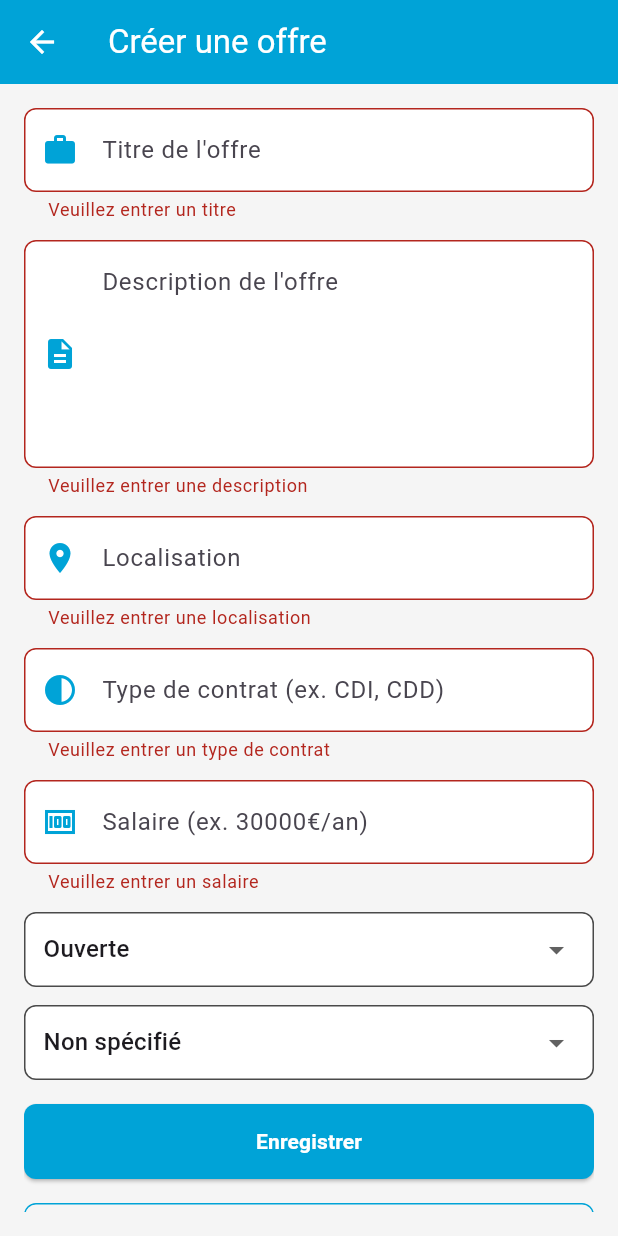
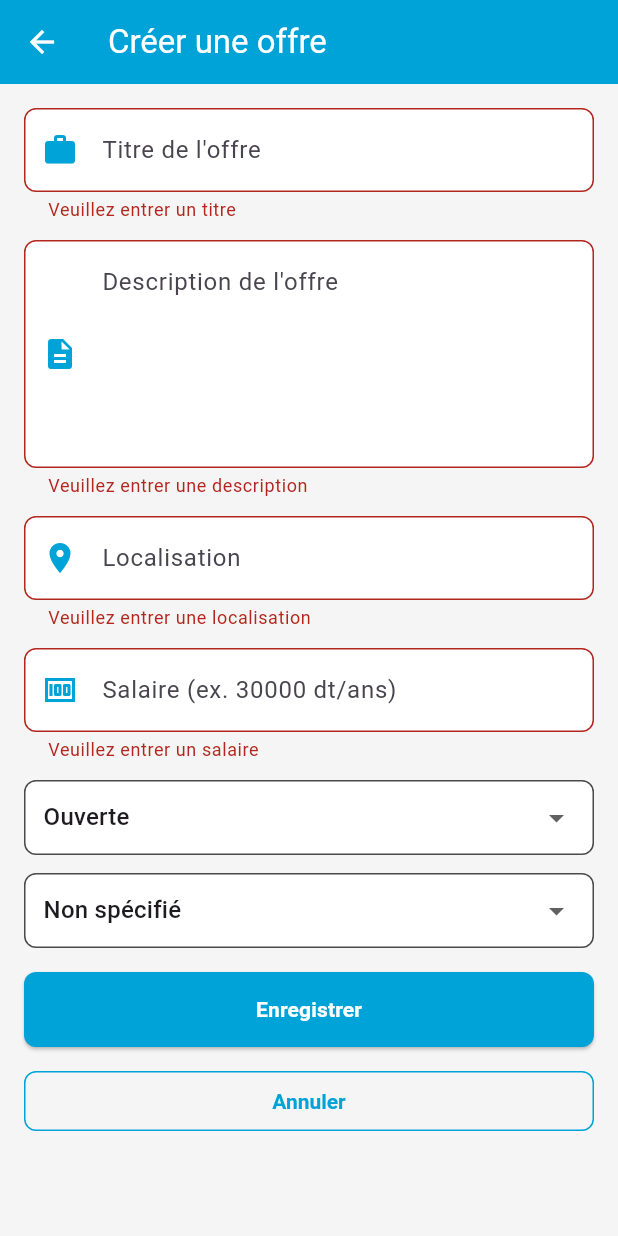
Before and after one commit to HattourWejden/App-Gestion_des_candidatures, a Flutter app: the CreateOfferScreen screen opened by its route, after a tap on "Enregistrer", on a phone screen of 412 x 824 dp. Run offline on Flutter 3.47's test engine with Material 3 defaults, Android fonts, the light colour scheme and no system bars; our stand-ins replace cloud_firestore, file_picker, firebase_auth, firebase_core, firebase_storage, flutter_riverpod; accounts and stored records are empty.

Commit message:
added job-permission features

```diff
--- a/lib/screens/profile_screen.dart
+++ b/lib/screens/profile_screen.dart
@@ -255,7 +255,7 @@ class _ProfileScreenState extends ConsumerState<ProfileScreen> {
                         ),
                         _buildProfileItem(
                           icon: Icons.star,
-                          title: 'Offres favorites',
+                          title: 'Candidatures favorites',
                           onTap: () {
                             Navigator.pushNamed(
                               context,
--- a/lib/screens/recruiter/CreateOffer_screen.dart
+++ b/lib/screens/recruiter/CreateOffer_screen.dart
@@ -6,6 +6,7 @@ import '../../constants/colors.dart';
 import '../../models/job_offer.dart';
 import '../../services/auth_service.dart';
 import '../../services/firestore_service.dart';
+import '../../providers.dart';
 
 class CreateOfferScreen extends ConsumerStatefulWidget {
   const CreateOfferScreen({super.key});
@@ -28,7 +29,6 @@ class _CreateOfferScreenState extends ConsumerState<CreateOfferScreen> {
   @override
   void initState() {
     super.initState();
-    // Check role
     WidgetsBinding.instance.addPostFrameCallback((_) {
       final authState = ref.read(authServiceProvider);
       authState.whenData((user) async {
@@ -36,6 +36,7 @@ class _CreateOfferScreenState extends ConsumerState<CreateOfferScreen> {
           final role = await ref
               .read(authServiceProvider.notifier)
               .getUserRole(user.uid);
+          print('User role: $role'); // Debug log
           if (role != 'recruiter') {
             Navigator.pushReplacementNamed(context, AppRoutes.welcome);
             ScaffoldMessenger.of(context).showSnackBar(
@@ -57,6 +58,7 @@ class _CreateOfferScreenState extends ConsumerState<CreateOfferScreen> {
     try {
       final user = FirebaseAuth.instance.currentUser;
       if (user == null) throw Exception('Utilisateur non connecté');
+      print('User UID: ${user.uid}'); // Debug log
 
       final job = JobOffer(
         id: '',
@@ -71,8 +73,10 @@ class _CreateOfferScreenState extends ConsumerState<CreateOfferScreen> {
         applicationCount: 0,
         createdAt: DateTime.now(),
       );
+      print('Job Data: ${job.toFirestore()}'); // Debug log
 
       await ref.read(firestoreServiceProvider).addJob(job);
+      ref.invalidate(offersProvider(user.uid)); // Force refresh
 
       if (mounted) {
         ScaffoldMessenger.of(context).showSnackBar(
@@ -81,6 +85,7 @@ class _CreateOfferScreenState extends ConsumerState<CreateOfferScreen> {
         Navigator.pop(context);
       }
     } on FirebaseException catch (e) {
+      print('Firebase Error: ${e.code}, ${e.message}'); // Debug log
       if (mounted) {
         String errorMessage = 'Erreur lors de la création de l\'offre';
         if (e.code == 'permission-denied') {
@@ -93,6 +98,7 @@ class _CreateOfferScreenState extends ConsumerState<CreateOfferScreen> {
         ).showSnackBar(SnackBar(content: Text(errorMessage)));
       }
     } catch (e) {
+      print('Unexpected Error: $e'); // Debug log
       if (mounted) {
         ScaffoldMessenger.of(
           context,
@@ -200,33 +206,12 @@ class _CreateOfferScreenState extends ConsumerState<CreateOfferScreen> {
                             ? 'Veuillez entrer une localisation'
                             : null,
               ),
-              const SizedBox(height: 12),
-              TextFormField(
-                controller: _contractTypeController,
-                decoration: InputDecoration(
-                  hintText: 'Type de contrat (ex. CDI, CDD)',
-                  filled: true,
-                  fillColor: Colors.white,
-                  border: OutlineInputBorder(
-                    borderRadius: BorderRadius.circular(8),
-                    borderSide: const BorderSide(color: AppColors.darkGrey),
-                  ),
-                  prefixIcon: const Icon(
-                    Icons.contrast,
-                    color: AppColors.primaryBlue,
-                  ),
-                ),
-                validator:
-                    (value) =>
-                        value == null || value.trim().isEmpty
-                            ? 'Veuillez entrer un type de contrat'
-                            : null,
-              ),
+
               const SizedBox(height: 12),
               TextFormField(
                 controller: _salaryController,
                 decoration: InputDecoration(
-                  hintText: 'Salaire (ex. 30000€/an)',
+                  hintText: 'Salaire (ex. 30000 dt/ans)',
                   filled: true,
                   fillColor: Colors.white,
                   border: OutlineInputBorder(
```
Also changed, not shown: lib/providers.dart (+21 -4 lines), lib/screens/recruiter/recruiter_dashboard_screen.dart (+35 -12 lines), lib/services/firestore_service.dart (+41 -8 lines).
